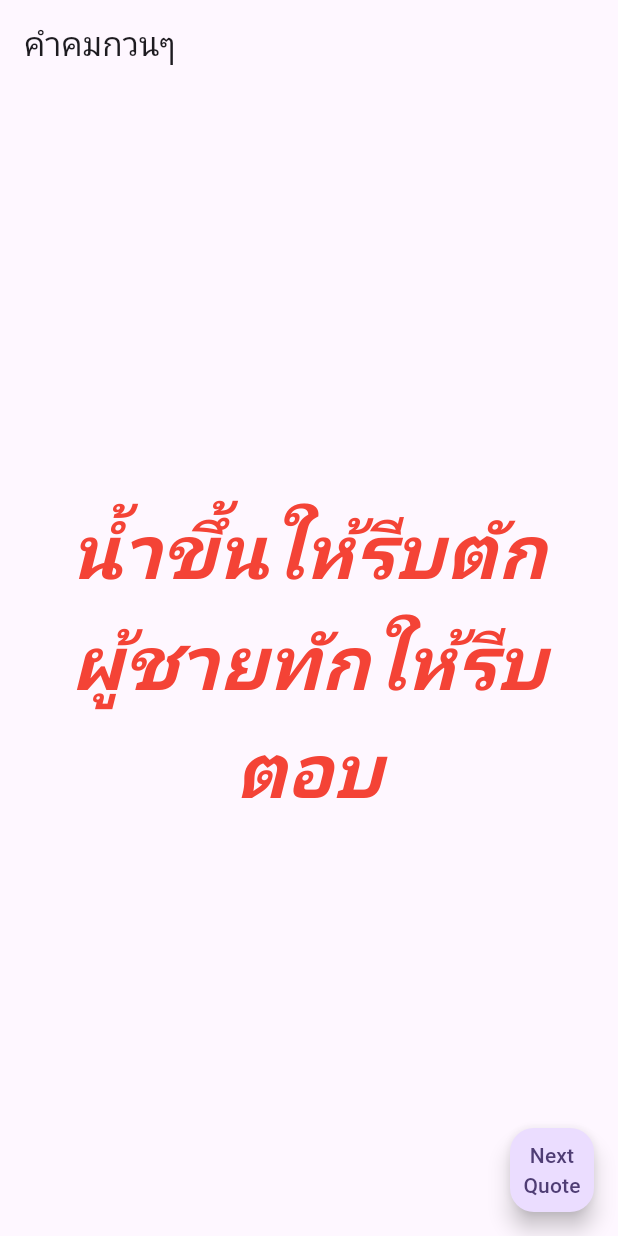
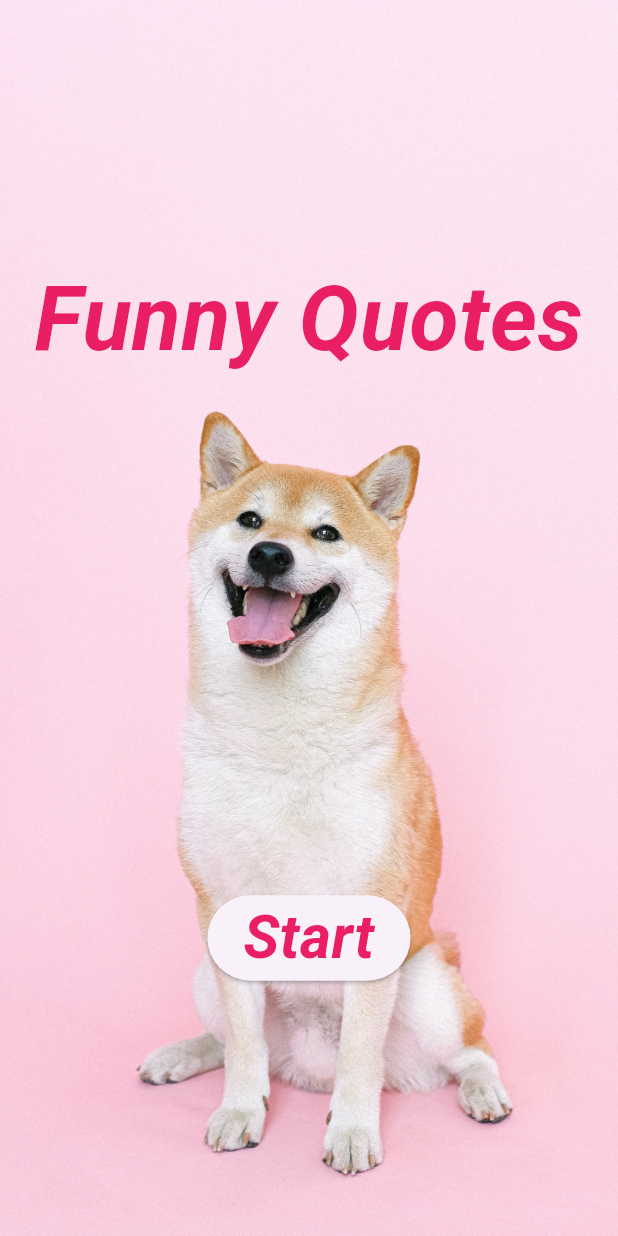
Before and after one commit to 3bugs/funny_quotes, a Flutter app: the screen it shows after launch, on a phone screen of 412 x 824 dp. Run offline on Flutter 3.47's test engine with Material 2 defaults, Android fonts, the phone set to English and light mode, and no system bars; our stand-ins replace google_fonts; Roboto replaces fonts that are missing (Sriracha).

Commit message:
Created splash page, added assets

```diff
--- a/lib/main.dart
+++ b/lib/main.dart
@@ -1,6 +1,8 @@
 import 'dart:math';
 
 import 'package:flutter/material.dart';
+import 'package:funny_quotes/pages/home/home_page.dart';
+import 'package:funny_quotes/pages/splash/splash_page.dart';
 
 void main() {
   runApp(const FunnyQuotesApp());
@@ -12,91 +14,12 @@ class FunnyQuotesApp extends StatelessWidget {
   @override
   Widget build(BuildContext context) {
     return MaterialApp(
-      title: 'Flutter Demo',
+      title: 'Funny Quotes',
       theme: ThemeData(
         colorScheme: ColorScheme.fromSeed(seedColor: Colors.deepPurple),
         useMaterial3: true,
       ),
-      home: HomePage(),
+      home: const SplashPage(),
     );
   }
 }
-
-class HomePage extends StatefulWidget {
-  HomePage({super.key});
-
-  @override
-  State<HomePage> createState() => _HomePageState();
-}
-
-class _HomePageState extends State<HomePage> {
-  static const List<String> _quoteList = [
-    'น้ำขึ้นให้รีบตัก ผู้ชายทักให้รีบตอบ',
-    'กลางคืนอย่างห้าว ตอนเช้าอย่างง่วง',
-    'เคยเป็นแล้วคนดี ตอนนี้เป็นคนโสด',
-    'สับรางไม่ไหว แต่สับไพ่สู้อยู่',
-    'ก้าวแรกโดนใจ ก้าวต่อไปโดนเท',
-  ];
-  static const List<MaterialColor> _colorList = [
-    Colors.red, Colors.blue,
-  ];
-
-  var _quote = _quoteList[0]; // state variable
-  var _color = _colorList[0];
-
-  void _handleClickGo() {
-    var rand = Random();
-
-    /*var randomIndex = rand.nextInt(_quoteList.length);
-    String newQuote = _quoteList[randomIndex];
-
-    while (newQuote == _quote) {
-      randomIndex = rand.nextInt(_quoteList.length);
-      newQuote = _quoteList[randomIndex];
-    }*/
-
-    String newQuote;
-    do {
-      var randomIndex = rand.nextInt(_quoteList.length);
-      newQuote = _quoteList[randomIndex];
-    } while (newQuote == _quote);
-
-    MaterialColor newColor;
-    do {
-      var randomIndex = rand.nextInt(_colorList.length);
-      newColor = _colorList[randomIndex];
-    } while (newColor == _color);
-
-    setState(() {
-      _quote = newQuote;
-      _color = newColor;
-    });
-  }
-
-  @override
-  Widget build(BuildContext context) {
-    return Scaffold(
-      appBar: AppBar(title: const Text('คำคมกวนๆ')),
-      floatingActionButton: FloatingActionButton(
-        onPressed: _handleClickGo,
-        child: const Text('Next Quote', textAlign: TextAlign.center,),
-      ),
-      body: Center(
-        child: Padding(
-          padding: const EdgeInsets.all(32.0),
-          child: Text(
-            _quote, // positional parameter/argument
-            // named parameter/argument
-            style: TextStyle(
-              color: _color,
-              fontSize: 50,
-              fontStyle: FontStyle.italic,
-              fontWeight: FontWeight.bold,
-            ),
-            textAlign: TextAlign.center,
-          ),
-        ),
-      ),
-    );
-  }
-}
--- /dev/null
+++ b/lib/pages/splash/splash_page.dart
@@ -0,0 +1,50 @@
+import 'package:flutter/material.dart';
+import 'package:google_fonts/google_fonts.dart';
+
+class SplashPage extends StatelessWidget {
+  const SplashPage({super.key});
+
+  @override
+  Widget build(BuildContext context) {
+    return Scaffold(
+      body: Container(
+        decoration: const BoxDecoration(
+            image: DecorationImage(
+          image: AssetImage('assets/images/bg_dog.jpg'),
+          fit: BoxFit.cover,
+        )),
+        child: Center(
+          child: Column(
+            mainAxisAlignment: MainAxisAlignment.spaceAround,
+            children: [
+              Text(
+                'Funny Quotes',
+                textAlign: TextAlign.center,
+                style: GoogleFonts.sriracha(
+                  color: Colors.pink,
+                  fontSize: 60,
+                  fontStyle: FontStyle.italic,
+                  fontWeight: FontWeight.bold,
+                ),
+              ),
+              ElevatedButton(
+                onPressed: () {},
+                child: Text(
+                  'Start',
+                  style: GoogleFonts.sriracha(
+                    color: Colors.pink,
+                    fontSize: 40,
+                    fontStyle: FontStyle.italic,
+                    fontWeight: FontWeight.bold,
+                  ),
+                ),
+              ),
+            ],
+          ),
+        ),
+      ),
+    );
+  }
+}
+
+// todo: เปลี่ยนฟอนต์, ใส่ภาพพื้นหลัง, ใส่ logo
```
Also changed, not shown: lib/pages/home/home_page.dart (added, +74 -0 lines), pubspec.yaml (+4 -4 lines), assets/images/bg_dog.jpg (added), pubspec.lock, 1 other file.
